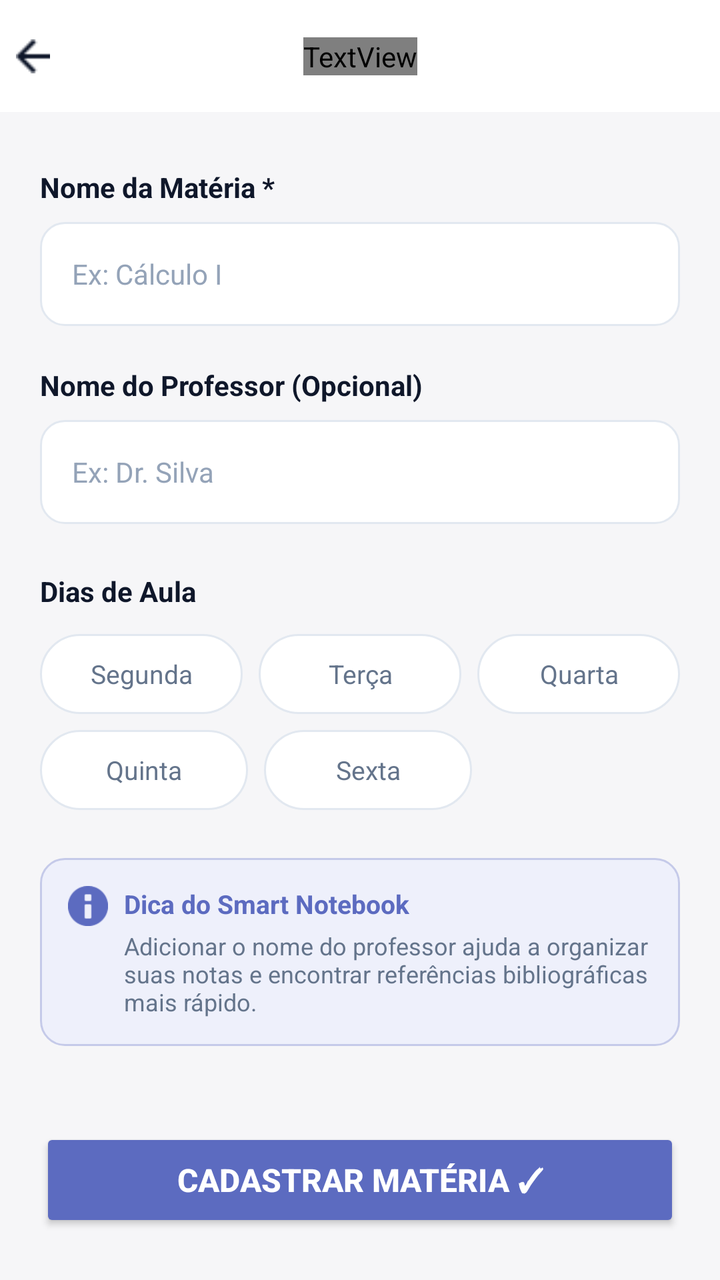
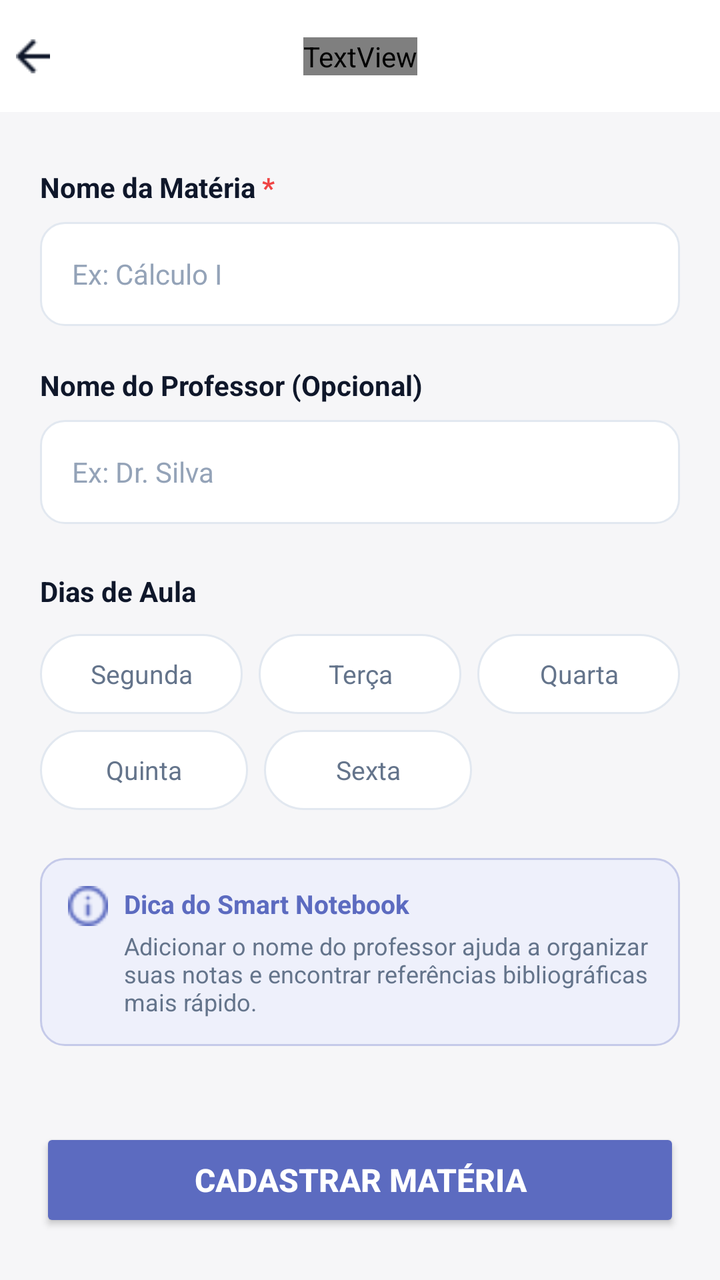

Screens rendered from an Android XML layout before and after an edit, with the pre-edit source and the edit as a unified diff.
<!-- AndroidManifest.xml: application theme Theme.SmartNotebook -->
<!-- res/layout/activity_nova_materia.xml -->
<?xml version="1.0" encoding="utf-8"?>
<androidx.constraintlayout.widget.ConstraintLayout
    xmlns:android="http://schemas.android.com/apk/res/android"
    xmlns:app="http://schemas.android.com/apk/res-auto"
    android:layout_width="match_parent"
    android:layout_height="match_parent"
    android:background="@color/fundo_tela">

    
    <androidx.constraintlayout.widget.ConstraintLayout
        android:id="@+id/layoutHeader"
        android:layout_width="0dp"
        android:layout_height="56dp"
        android:background="@color/fundo_card"
        android:paddingHorizontal="4dp"
        app:layout_constraintEnd_toEndOf="parent"
        app:layout_constraintStart_toStartOf="parent"
        app:layout_constraintTop_toTopOf="parent">

        <ImageButton
            android:id="@+id/btnVoltar"
            android:layout_width="25dp"
            android:layout_height="25dp"
            android:background="?attr/selectableItemBackgroundBorderless"
            android:src="@drawable/ic_arrow_back"
            android:scaleType="fitCenter"
            android:padding="4dp"
            app:layout_constraintBottom_toBottomOf="parent"
            app:layout_constraintStart_toStartOf="parent"
            app:layout_constraintTop_toTopOf="parent" />

        <TextView
            android:layout_width="wrap_content"
            android:layout_height="wrap_content"
            android:text="Nova Matéria"
            android:textColor="@color/texto_primario"
            android:textSize="18sp"
            android:textStyle="bold"
            android:fontFamily="@font/inter_medium"
            app:layout_constraintBottom_toBottomOf="parent"
            app:layout_constraintEnd_toEndOf="parent"
            app:layout_constraintStart_toStartOf="parent"
            app:layout_constraintTop_toTopOf="parent" />
    </androidx.constraintlayout.widget.ConstraintLayout>

    
    <ScrollView
        android:id="@+id/scrollForm"
        android:layout_width="0dp"
        android:layout_height="0dp"
        android:layout_marginTop="8dp"
        app:layout_constraintBottom_toTopOf="@id/btnCadastrarMateria"
        app:layout_constraintEnd_toEndOf="parent"
        app:layout_constraintStart_toStartOf="parent"
        app:layout_constraintTop_toBottomOf="@id/layoutHeader">

        <LinearLayout
            android:layout_width="match_parent"
            android:layout_height="wrap_content"
            android:orientation="vertical"
            android:padding="20dp">

            
            <TextView
                android:layout_width="wrap_content"
                android:layout_height="wrap_content"
                android:text="Nome da Matéria *"
                android:textColor="@color/texto_primario"
                android:textSize="14sp"
                android:textStyle="bold" />

            <EditText
                android:id="@+id/etNomeMateria"
                android:layout_width="match_parent"
                android:layout_height="52dp"
                android:layout_marginTop="8dp"
                android:layout_marginBottom="20dp"
                android:background="@drawable/bg_campo"
                android:hint="Ex: Cálculo I"
                android:inputType="textCapWords"
                android:paddingHorizontal="16dp"
                android:textColor="@color/texto_primario"
                android:textColorHint="@color/texto_hint"
                android:textSize="14sp" />

            
            <TextView
                android:layout_width="wrap_content"
                android:layout_height="wrap_content"
                android:text="Nome do Professor (Opcional)"
                android:textColor="@color/texto_primario"
                android:textSize="14sp"
                android:textStyle="bold" />

            <EditText
                android:id="@+id/etProfessor"
                android:layout_width="match_parent"
                android:layout_height="52dp"
                android:layout_marginTop="8dp"
                android:layout_marginBottom="24dp"
                android:background="@drawable/bg_campo"
                android:hint="Ex: Dr. Silva"
                android:inputType="textCapWords"
                android:paddingHorizontal="16dp"
                android:textColor="@color/texto_primario"
                android:textColorHint="@color/texto_hint"
                android:textSize="14sp" />

            
            <TextView
                android:layout_width="wrap_content"
                android:layout_height="wrap_content"
                android:layout_marginBottom="12dp"
                android:text="Dias de Aula"
                android:textColor="@color/texto_primario"
                android:textSize="14sp"
                android:textStyle="bold" />

            
            <LinearLayout
                android:layout_width="match_parent"
                android:layout_height="wrap_content"
                android:layout_marginBottom="8dp"
                android:orientation="horizontal">

                <TextView
                    android:id="@+id/chipSegunda"
                    android:layout_width="0dp"
                    android:layout_height="40dp"
                    android:layout_weight="1"
                    android:layout_marginEnd="8dp"
                    android:background="@drawable/bg_chip_dia"
                    android:gravity="center"
                    android:text="Segunda"
                    android:textColor="@color/texto_secundario"
                    android:textSize="13sp" />

                <TextView
                    android:id="@+id/chipTerca"
                    android:layout_width="0dp"
                    android:layout_height="40dp"
                    android:layout_weight="1"
                    android:layout_marginEnd="8dp"
                    android:background="@drawable/bg_chip_dia"
                    android:gravity="center"
                    android:text="Terça"
                    android:textColor="@color/texto_secundario"
                    android:textSize="13sp" />

                <TextView
                    android:id="@+id/chipQuarta"
                    android:layout_width="0dp"
                    android:layout_height="40dp"
                    android:layout_weight="1"
                    android:background="@drawable/bg_chip_dia"
                    android:gravity="center"
                    android:text="Quarta"
                    android:textColor="@color/texto_secundario"
                    android:textSize="13sp" />
            </LinearLayout>

            
            <LinearLayout
                android:layout_width="match_parent"
                android:layout_height="wrap_content"
                android:layout_marginBottom="24dp"
                android:orientation="horizontal">

                <TextView
                    android:id="@+id/chipQuinta"
                    android:layout_width="0dp"
                    android:layout_height="40dp"
                    android:layout_weight="1"
                    android:layout_marginEnd="8dp"
                    android:background="@drawable/bg_chip_dia"
                    android:gravity="center"
                    android:text="Quinta"
                    android:textColor="@color/texto_secundario"
                    android:textSize="13sp" />

                <TextView
                    android:id="@+id/chipSexta"
                    android:layout_width="0dp"
                    android:layout_height="40dp"
                    android:layout_weight="1"
                    android:background="@drawable/bg_chip_dia"
                    android:gravity="center"
                    android:text="Sexta"
                    android:textColor="@color/texto_secundario"
                    android:textSize="13sp" />

                
                <View
                    android:layout_width="0dp"
                    android:layout_height="0dp"
                    android:layout_weight="1" />
            </LinearLayout>

            
            <LinearLayout
                android:layout_width="match_parent"
                android:layout_height="wrap_content"
                android:background="@drawable/bg_dica"
                android:orientation="horizontal"
                android:padding="14dp">

                <ImageView
                    android:layout_width="20dp"
                    android:layout_height="20dp"
                    android:layout_marginEnd="8dp"
                    android:src="@android:drawable/ic_dialog_info"
                    android:tint="@color/roxo_primario" />

                <LinearLayout
                    android:layout_width="0dp"
                    android:layout_height="wrap_content"
                    android:layout_weight="1"
                    android:orientation="vertical">

                    <TextView
                        android:layout_width="wrap_content"
                        android:layout_height="wrap_content"
                        android:text="Dica do Smart Notebook"
                        android:textColor="@color/roxo_primario"
                        android:textSize="13sp"
                        android:textStyle="bold" />

                    <TextView
                        android:layout_width="wrap_content"
                        android:layout_height="wrap_content"
                        android:layout_marginTop="4dp"
                        android:text="Adicionar o nome do professor ajuda a organizar suas notas e encontrar referências bibliográficas mais rápido."
                        android:textColor="@color/texto_secundario"
                        android:textSize="12sp" />
                </LinearLayout>
            </LinearLayout>

        </LinearLayout>
    </ScrollView>

    
    <Button
        android:id="@+id/btnCadastrarMateria"
        android:layout_width="0dp"
        android:layout_height="52dp"
        android:layout_marginHorizontal="20dp"
        android:layout_marginBottom="24dp"
        android:backgroundTint="@color/roxo_primario"
        android:text="Cadastrar Matéria ✓"
        android:textColor="@color/fundo_card"
        android:textSize="16sp"
        android:textStyle="bold"
        app:layout_constraintBottom_toBottomOf="parent"
        app:layout_constraintEnd_toEndOf="parent"
        app:layout_constraintStart_toStartOf="parent" />

</androidx.constraintlayout.widget.ConstraintLayout>
<!-- resources referenced by this layout -->
<resources>
  <color name="fundo_card">#FFFFFF</color>
  <color name="fundo_tela">#F6F6F8</color>
  <color name="roxo_primario">#5C6BC0</color>
  <color name="texto_hint">#94A3B8</color>
  <color name="texto_primario">#0F172A</color>
  <color name="texto_secundario">#64748B</color>
  <!-- drawable bg_campo (drawable) -->
  <?xml version="1.0" encoding="utf-8"?>
  <shape xmlns:android="http://schemas.android.com/apk/res/android"
      android:shape="rectangle">
      <solid android:color="@color/fundo_card" />
      <stroke android:width="1dp" android:color="@color/divisoria" />
      <corners android:radius="12dp" />
  </shape>
  <!-- drawable bg_chip_dia (drawable) -->
  <?xml version="1.0" encoding="utf-8"?>
  <shape xmlns:android="http://schemas.android.com/apk/res/android"
      android:shape="rectangle">
      <solid android:color="@color/fundo_card" />
      <stroke android:width="1dp" android:color="@color/divisoria" />
      <corners android:radius="20dp" />
  </shape>
  <!-- drawable bg_dica (drawable) -->
  <?xml version="1.0" encoding="utf-8"?>
  <shape xmlns:android="http://schemas.android.com/apk/res/android"
      android:shape="rectangle">
      <solid android:color="#EEF0FB" />
      <stroke android:width="1dp" android:color="#C5CAE9" />
      <corners android:radius="12dp" />
  </shape>
  <!-- drawable ic_arrow_back: png bitmap (drawable, 289 bytes) -->
  <style name="Theme.SmartNotebook" parent="Base.Theme.SmartNotebook" />
  <color name="divisoria">#E2E8F0</color>
  <style name="Base.Theme.SmartNotebook" parent="Theme.Material3.DayNight.NoActionBar">
          
          
      </style>
</resources>

<!-- the commit's change to res/layout/activity_nova_materia.xml (unified diff, before → after) -->
@@ -61,13 +61,27 @@
             android:padding="20dp">
 
             
-            <TextView
+            <LinearLayout
                 android:layout_width="wrap_content"
                 android:layout_height="wrap_content"
-                android:text="Nome da Matéria *"
-                android:textColor="@color/texto_primario"
-                android:textSize="14sp"
-                android:textStyle="bold" />
+                android:orientation="horizontal">
+
+                <TextView
+                    android:layout_width="wrap_content"
+                    android:layout_height="wrap_content"
+                    android:text="Nome da Matéria "
+                    android:textColor="@color/texto_primario"
+                    android:textSize="14sp"
+                    android:textStyle="bold" />
+
+                <TextView
+                    android:layout_width="wrap_content"
+                    android:layout_height="wrap_content"
+                    android:text="*"
+                    android:textColor="@color/cor_erro"
+                    android:textSize="14sp"
+                    android:textStyle="bold" />
+            </LinearLayout>
 
             <EditText
                 android:id="@+id/etNomeMateria"
@@ -208,7 +222,7 @@
                     android:layout_width="20dp"
                     android:layout_height="20dp"
                     android:layout_marginEnd="8dp"
-                    android:src="@android:drawable/ic_dialog_info"
+                    android:src="@drawable/ic_info"
                     android:tint="@color/roxo_primario" />
 
                 <LinearLayout
@@ -246,10 +260,14 @@
         android:layout_marginHorizontal="20dp"
         android:layout_marginBottom="24dp"
         android:backgroundTint="@color/roxo_primario"
-        android:text="Cadastrar Matéria ✓"
+        android:text="Cadastrar Matéria"
         android:textColor="@color/fundo_card"
         android:textSize="16sp"
         android:textStyle="bold"
+        app:icon="@drawable/ic_check_circle"
+        app:iconGravity="textEnd"
+        app:iconSize="20dp"
+        app:iconTint="@color/fundo_card"
         app:layout_constraintBottom_toBottomOf="parent"
         app:layout_constraintEnd_toEndOf="parent"
         app:layout_constraintStart_toStartOf="parent" />
<!-- resource entries referenced after the edit -->
@@ -1,5 +1,6 @@
 <!-- resources referenced by this layout -->
 <resources>
+  <color name="cor_erro">#EF4444</color>
   <color name="fundo_card">#FFFFFF</color>
   <color name="fundo_tela">#F6F6F8</color>
   <color name="roxo_primario">#5C6BC0</color>
@@ -31,6 +32,8 @@
       <corners android:radius="12dp" />
   </shape>
   <!-- drawable ic_arrow_back: png bitmap (drawable, 289 bytes) -->
+  <!-- drawable ic_check_circle: png bitmap (drawable, 364 bytes) -->
+  <!-- drawable ic_info: png bitmap (drawable, 539 bytes) -->
   <style name="Theme.SmartNotebook" parent="Base.Theme.SmartNotebook" />
   <color name="divisoria">#E2E8F0</color>
   <style name="Base.Theme.SmartNotebook" parent="Theme.Material3.DayNight.NoActionBar">
